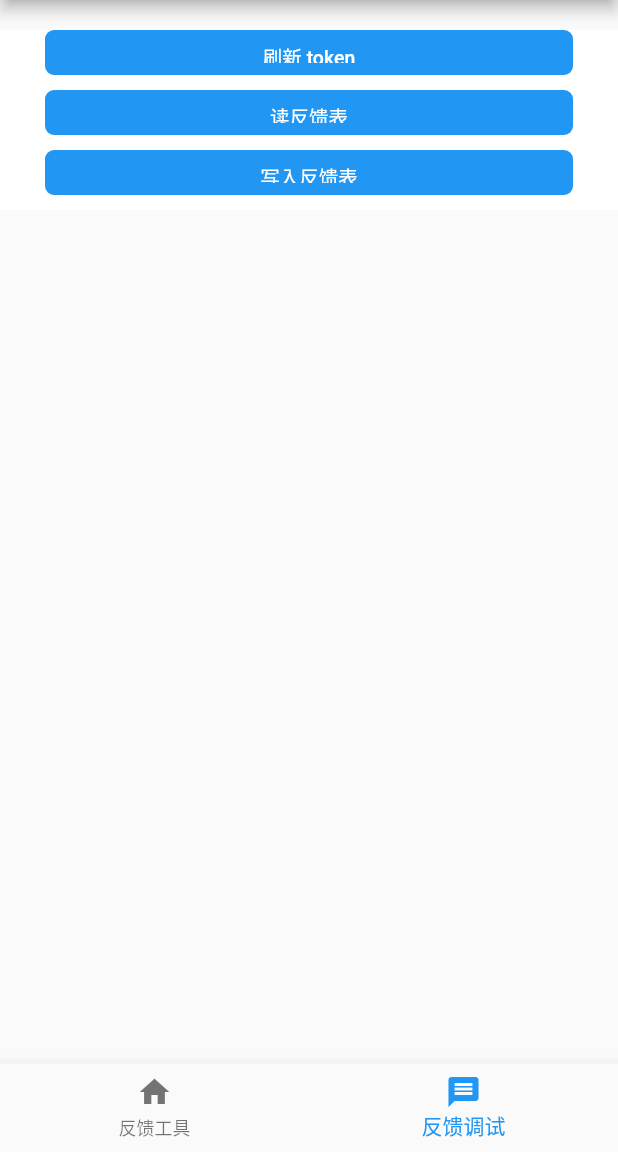
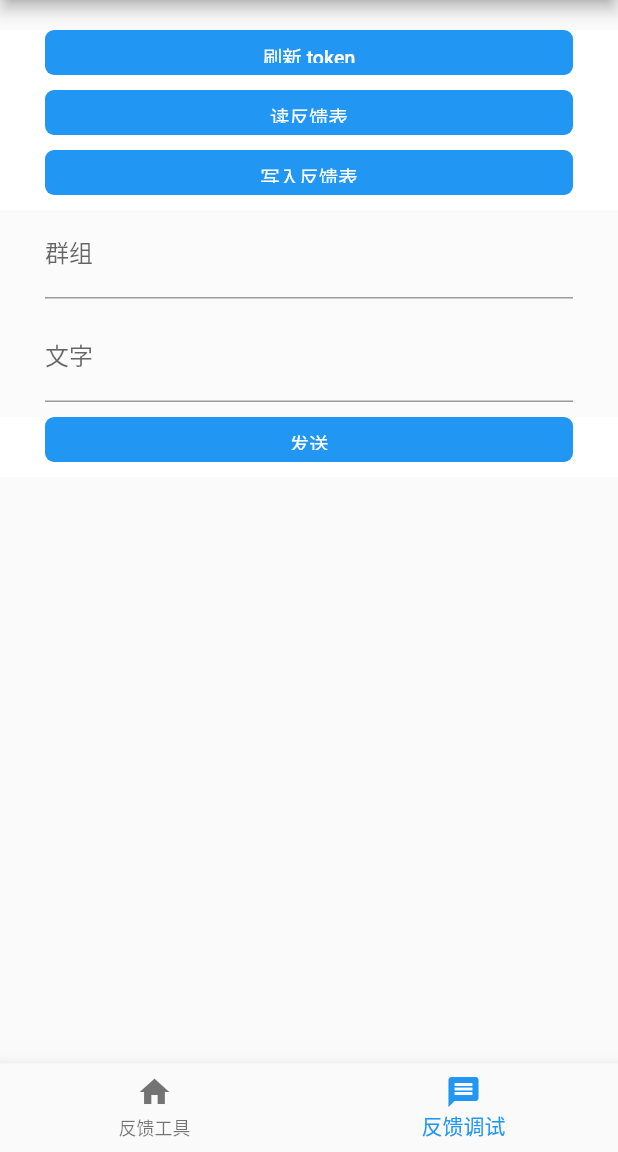
Before and after one commit to chensifang/wali, a Flutter app: the screen it shows after launch, item 2 of the bottom bar chosen, on a phone screen of 412 x 824 dp, the part 84-1236 px from its top. Run offline on Flutter 3.47's test engine with Material 2 defaults, Android fonts, the phone set to English and light mode, and no system bars; our stand-ins replace dio, shared_preferences.

Commit message:
机器人发消息功能

```diff
--- a/lib/base/http.dart
+++ b/lib/base/http.dart
@@ -19,7 +19,7 @@ class Http {
   }
 
   static Future<Map> get(String url,
-      [Map<String, dynamic> arg, Map headers]) async {
+      Map<String, dynamic> arg, Map headers) async {
     Options options = Options();
     options.headers = headers;
     Response resp =
@@ -40,7 +40,7 @@ class Http {
     }
   }
 
-  static Future<Map> post(String url, [Map arg, Map headers]) async {
+  static Future<Map> post(String url, Map arg, Map headers) async {
     Options options = Options();
     options.headers = headers;
     Response resp = (await Http.dio.post(url, data: arg, options: options));
--- a/lib/feedback_debug.dart
+++ b/lib/feedback_debug.dart
@@ -1,11 +1,15 @@
 import 'package:flutter/material.dart';
+import 'package:wali/business/robot.dart';
 import 'package:wali/business/writer.dart';
 import 'package:wali/feishu/auth.dart';
+import 'package:wali/share.dart';
 import 'package:wali/widgets.dart';
 
+// ignore: must_be_immutable
 class FeedbackPageDebug extends StatefulWidget {
-  const FeedbackPageDebug({Key key}) : super(key: key);
-
+  FeedbackPageDebug({Key key}) : super(key: key);
+  String chatName;
+  String text;
   @override
   _FeedbackPageDebugState createState() => _FeedbackPageDebugState();
 }
@@ -41,6 +45,27 @@ class _FeedbackPageDebugState extends State<FeedbackPageDebug> {
             Writer.write();
           },
         ),
+        TextInput(
+          hintText: "请输入群组",
+          text: Prefs.getString("debug_group"),
+          onChange: (text) {
+            Prefs.setString("debug_group", text);
+          },
+        ),
+        TextInput(
+          hintText: "请输入文字",
+          text: Prefs.getString("debug_text"),
+          onChange: (text) {
+            Prefs.setString("debug_text", text);
+          },
+        ),
+        Btn(
+          title: "发送",
+          action: () {
+            Robot.sendTextMsg(
+                Prefs.getString("debug_group"), Prefs.getString("debug_text"));
+          },
+        ),
       ],
     );
   }
--- a/lib/widgets.dart
+++ b/lib/widgets.dart
@@ -55,8 +55,10 @@ class TextInput extends StatelessWidget {
         color: Colors.white10,
         child: SizedBox(
           width: _width,
-          height: bottonHeight,
           child: TextField(
+            keyboardType: TextInputType.multiline,
+            maxLines: 5,
+            minLines: 1,
             controller: TextEditingController(text: text),
             onChanged: (text) {
               onChange(text);
```
Also changed, not shown: lib/business/robot.dart (added, +19 -0 lines), lib/feishu/api.dart (+15 -0 lines).
